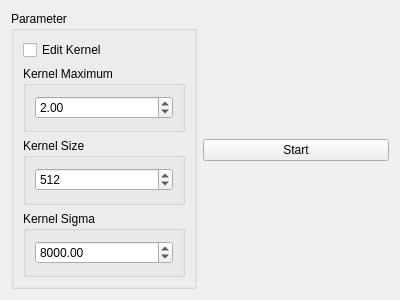
First picture: the form in source/modules/manual_multiplicative_deshade/ManualMultiplicativeDeshade.ui, repository josefkoller/ambient_image_processor, before the edit.
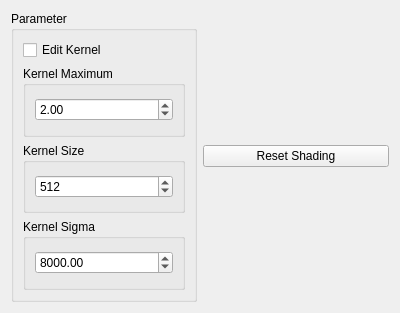
Second picture: the form after the edit.

Commit message: manual deshade fix gauss max value, deshade segmented receives the labelimage

Patch:
```diff
--- a/source/modules/manual_multiplicative_deshade/ManualMultiplicativeDeshade.ui
+++ b/source/modules/manual_multiplicative_deshade/ManualMultiplicativeDeshade.ui
@@ -7,7 +7,7 @@
     <x>0</x>
     <y>0</y>
     <width>400</width>
-    <height>300</height>
+    <height>313</height>
    </rect>
   </property>
   <property name="windowTitle">
@@ -38,6 +38,9 @@
         <layout class="QVBoxLayout" name="verticalLayout_4">
          <item>
           <widget class="QDoubleSpinBox" name="kernel_maximum_spinbox">
+           <property name="minimum">
+            <double>1.010000000000000</double>
+           </property>
            <property name="singleStep">
             <double>0.100000000000000</double>
            </property>
@@ -93,7 +96,7 @@
    <item>
     <widget class="QPushButton" name="pushButton">
      <property name="text">
-      <string>Start</string>
+      <string>Reset Shading</string>
      </property>
     </widget>
    </item>
```
Left out of the diff: 2 changed lines with no effect on the pictures. The commit also changes 9 other files.
